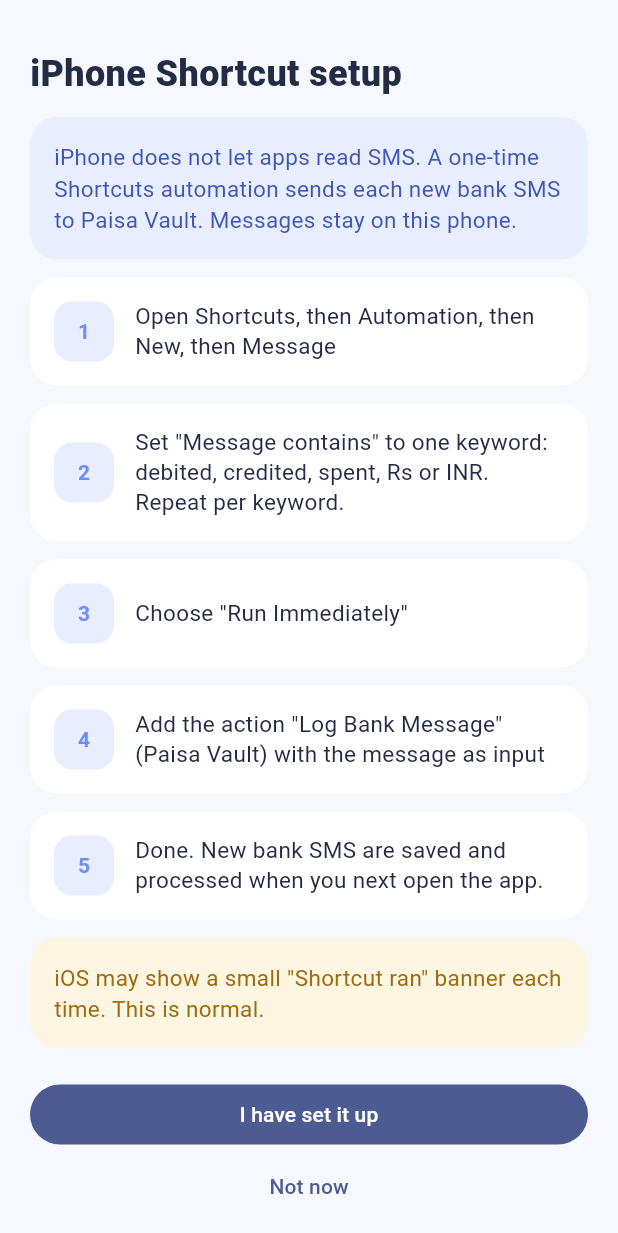
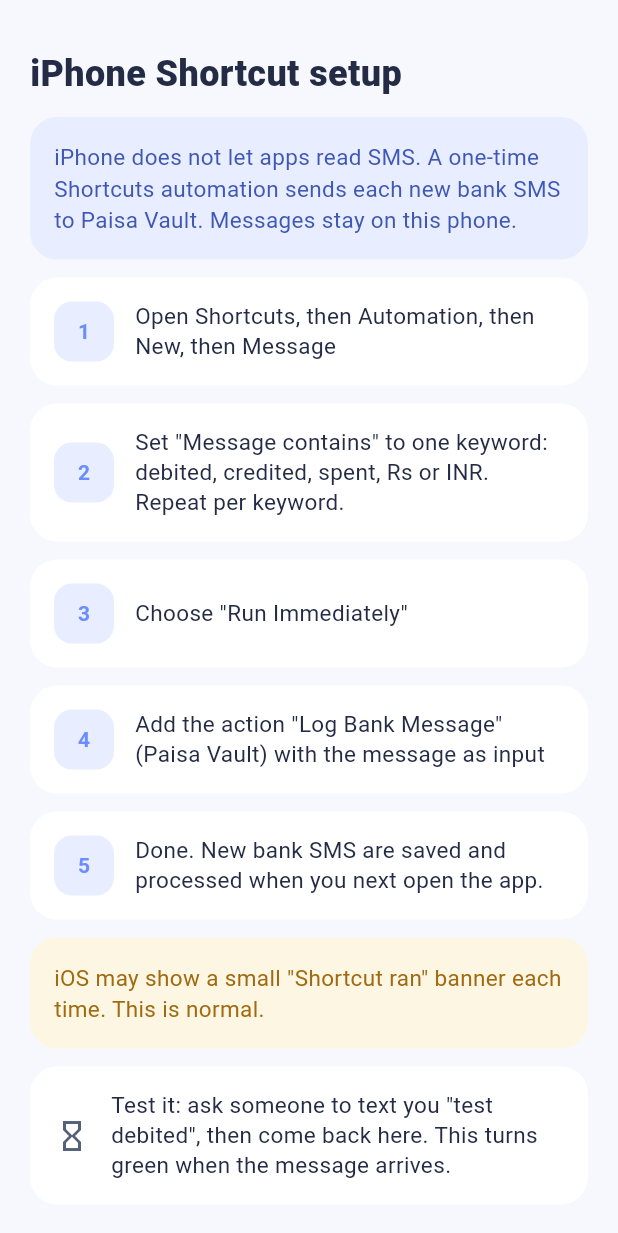
Before and after one commit to devsankarpk/paisa_vault, a Flutter app: the ShortcutGuideScreen screen opened directly with empty values, on a phone screen of 412 x 824 dp. Shown: the top 1233 px of the screen. Run offline on Flutter 3.47's test engine with Material 3 defaults, Android fonts, the phone set to English and light mode, and no system bars; our stand-ins replace drift, flutter_riverpod, flutter_secure_storage, image_picker, local_auth; missing offline and left inert: cryptography, flutter_nfc_kit, google_mlkit_text_recognition, llamadart, nsd, sqlite3; accounts and stored records are empty; generated files the repository leaves out were written again.

Commit message:
Add Shortcuts health check: banner, last-received line in Settings, test step in the guide
Co-Authored-By: Claude Sonnet 5.5 <noreply@anthropic.com>

```diff
--- a/mobile/lib/features/sms/shortcut_guide_screen.dart
+++ b/mobile/lib/features/sms/shortcut_guide_screen.dart
@@ -1,6 +1,9 @@
 import 'package:flutter/material.dart';
+import 'package:flutter_riverpod/flutter_riverpod.dart';
 
+import '../../core/providers.dart';
 import '../../core/theme/app_theme.dart';
+import 'shortcut_health.dart';
 
 /// iPhone only: how to set up the Shortcuts automation that sends each bank SMS to the app.
 class ShortcutGuideScreen extends StatelessWidget {
@@ -89,6 +92,7 @@ class ShortcutGuideScreen extends StatelessWidget {
                 ),
               ),
             ),
+            const _TestCard(),
             const SizedBox(height: 8),
             FilledButton(
               onPressed: onDone,
@@ -118,3 +122,54 @@ class _Card extends StatelessWidget {
     child: child,
   );
 }
+
+/// Step 6: proves the automation works. Ask someone to text you a message with the word
+/// "debited" (for example "test debited"). It turns green when the app receives one.
+class _TestCard extends ConsumerStatefulWidget {
+  const _TestCard();
+
+  @override
+  ConsumerState<_TestCard> createState() => _TestCardState();
+}
+
+class _TestCardState extends ConsumerState<_TestCard> {
+  late final DateTime _openedAt = ref.read(clockProvider).now();
+
+  @override
+  Widget build(BuildContext context) {
+    final last = ref.watch(lastBankMessageProvider).asData?.value;
+    final got = last != null && !last.isBefore(_openedAt);
+    return _Card(
+      color: got ? const Color(0xFFE6F6EC) : Colors.white,
+      child: Row(
+        children: [
+          Icon(
+            got ? Icons.check_circle : Icons.hourglass_empty,
+            color: got ? const Color(0xFF1E8E4E) : PvColors.muted,
+          ),
+          const SizedBox(width: 14),
+          Expanded(
+            child: Text(
+              got
+                  ? 'Test message received. Your automation works.'
+                  : 'Test it: ask someone to text you "test debited", then come back here. '
+                        'This turns green when the message arrives.',
+              style: const TextStyle(fontSize: 15, height: 1.35),
+            ),
+          ),
+        ],
+      ),
+    );
+  }
+}
+
+/// Opens the setup guide on top of the current screen (from the banner or Settings).
+Future<void> openShortcutGuide(BuildContext context) =>
+    Navigator.of(context).push(
+      MaterialPageRoute<void>(
+        builder: (c) => ShortcutGuideScreen(
+          onDone: () => Navigator.of(c).pop(),
+          onSkip: () => Navigator.of(c).pop(),
+        ),
+      ),
+    );
--- /dev/null
+++ b/mobile/lib/features/sms/shortcut_health.dart
@@ -0,0 +1,27 @@
+import 'package:flutter_riverpod/flutter_riverpod.dart';
+
+import '../transactions/providers.dart';
+
+/// When the app last saved a message that came from the phone. Null if none yet.
+final lastBankMessageProvider = FutureProvider<DateTime?>((ref) async {
+  final repo = await ref.watch(rawMessageRepositoryProvider.future);
+  return repo.lastSavedAt();
+});
+
+/// Without a bank SMS for this long, the Shortcuts automation may have stopped.
+const shortcutStaleAfter = Duration(days: 7);
+
+enum ShortcutHealth { ok, neverReceived, stale }
+
+/// iPhone gives no signal when an automation fails to run, so the only evidence is whether
+/// messages keep arriving. A quiet account looks the same, so this only prompts a check.
+ShortcutHealth shortcutHealth(DateTime? lastReceived, DateTime now) {
+  if (lastReceived == null) return ShortcutHealth.neverReceived;
+  return now.difference(lastReceived) > shortcutStaleAfter
+      ? ShortcutHealth.stale
+      : ShortcutHealth.ok;
+}
+
+/// Whole days since [lastReceived].
+int daysSince(DateTime lastReceived, DateTime now) =>
+    now.difference(lastReceived).inDays;
--- a/mobile/lib/features/sms/sms_runner.dart
+++ b/mobile/lib/features/sms/sms_runner.dart
@@ -6,6 +6,7 @@ import 'package:flutter_riverpod/flutter_riverpod.dart';
 import '../../core/providers.dart';
 import 'raw_message_repository.dart';
 import 'shortcut_guide_screen.dart';
+import 'shortcut_health.dart';
 import '../model/model_diagnostics.dart';
 import '../transactions/providers.dart';
 import 'sms_disclosure_screen.dart';
@@ -80,6 +81,7 @@ class _SmsRunnerState extends ConsumerState<SmsRunner>
                 .now()
                 .subtract(RawMessageRepository.retention),
           );
+      ref.invalidate(lastBankMessageProvider);
       if (purged > 0) debugPrint('PV_PURGE deleted=$purged');
       if (made.transactions + made.skipped > 0) {
         debugPrint(
```
Also changed, not shown: mobile/lib/features/settings/settings_screen.dart (+23 -0 lines), mobile/lib/features/sms/raw_message_repository.dart (+9 -0 lines), mobile/lib/features/transactions/transactions_screen.dart (+42 -0 lines), 2 other files.
